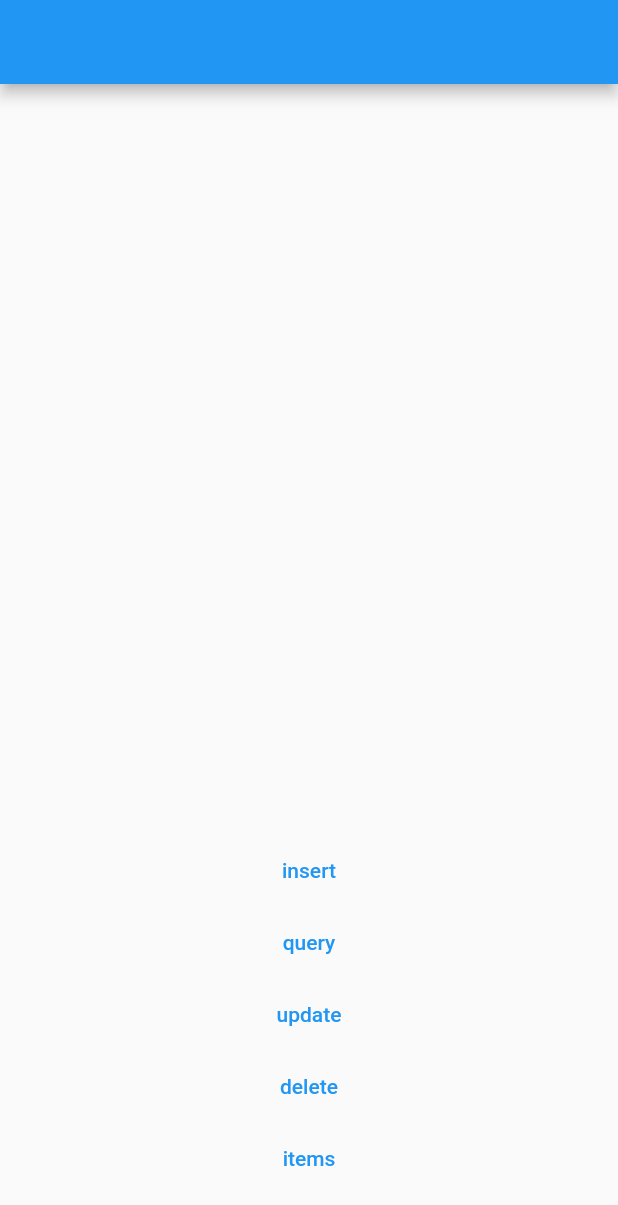
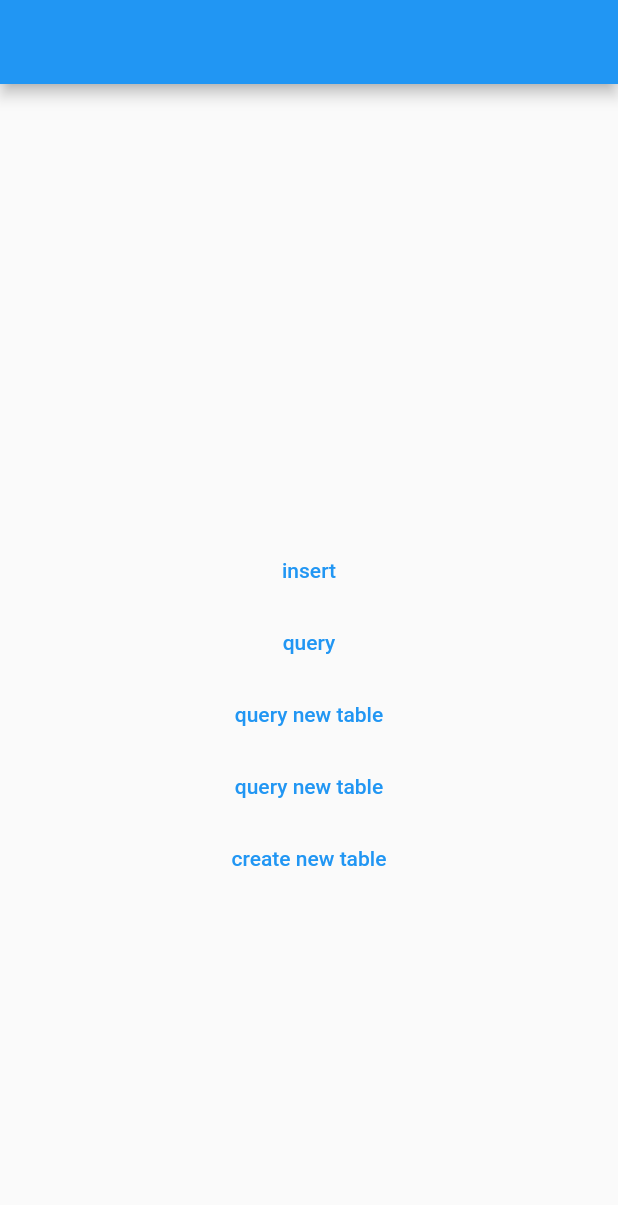
Before and after one commit to Jedrush/lista_2, a Flutter app: the screen it shows after launch, on a phone screen of 412 x 824 dp. Shown: the top 1205 px of the screen. Run offline on Flutter 3.47's test engine with Material 2 defaults, Android fonts, the phone set to English and light mode, and no system bars; our stand-ins replace sqflite; missing offline and left inert: alphabet_list_view; accounts and stored records are empty.

Commit message:
second commit

```diff
--- a/lib/helpers/db_helper.dart
+++ b/lib/helpers/db_helper.dart
@@ -63,8 +63,10 @@ $columnType TEXT
     return await db!.query(_tableName);
   }
 
-  Future<List<Map<String, dynamic>>> querySpecificTable(queriedTable) async {
+  Future<List<Map<String, dynamic>>> querySpecificTable(
+      String queriedTable) async {
     Database? db = await instance.database;
+    print(db!.query(queriedTable));
 
     return await db!.query(queriedTable);
   }
--- a/lib/screens/list_screen.dart
+++ b/lib/screens/list_screen.dart
@@ -34,7 +34,7 @@ class _ListScreenState extends State<ListScreen> {
         body: Column(
           children: [
             Container(
-              height: 500,
+              height: 300,
               child: FutureBuilder(
                   future: Provider.of<Items>(context, listen: false)
                       .setAndFetchItems(),
@@ -75,17 +75,17 @@ class _ListScreenState extends State<ListScreen> {
                     'type': null
                   });
                 },
-                child: Text('update')),
+                child: Text('query new table')),
             TextButton(
                 onPressed: () async {
-                  DbHelper.instance.delete(5);
+                  DbHelper.instance.querySpecificTable('nowy');
                 },
-                child: Text('delete')),
+                child: Text('query new table')),
             TextButton(
                 onPressed: () async {
-                  DbHelper.instance.items();
+                  DbHelper.instance.createNewTable('nowy');
                 },
-                child: Text('items')),
+                child: Text('create new table')),
           ],
         ),
       ),
```
